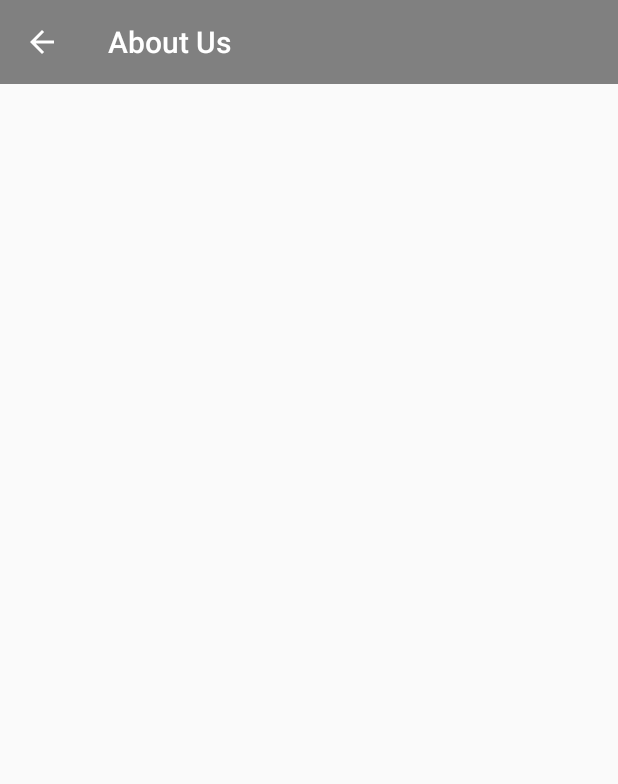
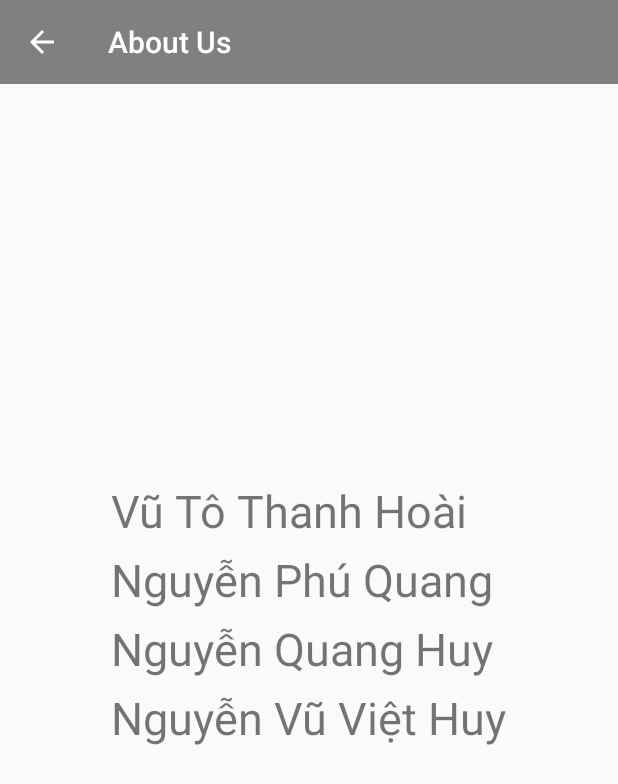
Before and after one commit to sa1g0n1337/FreedomELearning, an Android app: the AboutUsActivity screen opened directly, with no data from a screen before it, on a phone screen of 412 x 824 dp. Shown: the top 784 px of the screen. Run offline under Robolectric (Android 15) with nearby library versions, the phone set to English and light mode, and no system bars.

Commit message:
About us done

```diff
--- a/app/src/main/java/freedom/com/freedom_e_learning/MainActivity.java
+++ b/app/src/main/java/freedom/com/freedom_e_learning/MainActivity.java
@@ -171,7 +171,6 @@ public class MainActivity extends AppCompatActivity
         if (id == R.id.nav_aboutus) {
             Intent intent = new Intent(MainActivity.this, AboutUsActivity.class);
             startActivity(intent);
-            finish();
 
         } else if (id == R.id.nav_logout) {
             Log.d(TAG, String.valueOf(databaseService.isSignIn()));
--- /dev/null
+++ b/app/src/main/res/drawable/ic_pause_50dp.xml
@@ -0,0 +1,4 @@
+<vector android:height="50dp" android:viewportHeight="24.0"
+    android:viewportWidth="24.0" android:width="50dp" xmlns:android="http://schemas.android.com/apk/res/android">
+    <path android:fillColor="#FF000000" android:pathData="M12,2C6.48,2 2,6.48 2,12s4.48,10 10,10 10,-4.48 10,-10S17.52,2 12,2zM11,16L9,16L9,8h2v8zM15,16h-2L13,8h2v8z"/>
+</vector>
--- /dev/null
+++ b/app/src/main/res/drawable/ic_play_50dp.xml
@@ -0,0 +1,4 @@
+<vector android:height="50dp" android:viewportHeight="24.0"
+    android:viewportWidth="24.0" android:width="50dp" xmlns:android="http://schemas.android.com/apk/res/android">
+    <path android:fillColor="#FF000000" android:pathData="M12,2C6.48,2 2,6.48 2,12s4.48,10 10,10 10,-4.48 10,-10S17.52,2 12,2zM10,16.5v-9l6,4.5 -6,4.5z"/>
+</vector>
--- a/app/src/main/res/layout/activity_about_us.xml
+++ b/app/src/main/res/layout/activity_about_us.xml
@@ -13,5 +13,50 @@
         android:theme="@style/ToolBarTheme.ToolBarStyle"
         app:layout_constraintTop_toTopOf="parent"
         app:titleTextColor="@android:color/white" />
+    <RelativeLayout
+        android:layout_width="match_parent"
+        android:layout_height="match_parent"
+        android:gravity="center">
+        <TextView
+            android:layout_width="wrap_content"
+            android:layout_height="wrap_content"
+            android:id="@+id/AboutUs1"
+            android:layout_below="@id/AboutUsToolbar"
+            android:textSize="30dp"
+            android:text="Vũ Tô Thanh Hoài"
+            android:layout_centerVertical="true"
+            android:layout_marginBottom="5dp"
+            tools:ignore="NotSibling" />
+        <TextView
+            android:layout_width="wrap_content"
+            android:layout_height="wrap_content"
+            android:id="@+id/AboutUs2"
+            android:layout_below="@id/AboutUs1"
+            android:textSize="30dp"
+            android:text="Nguyễn Phú Quang"
+            android:layout_centerVertical="true"
+            android:layout_marginBottom="5dp"
+            tools:ignore="NotSibling" />
+        <TextView
+            android:layout_width="wrap_content"
+            android:layout_height="wrap_content"
+            android:id="@+id/AboutUs3"
+            android:layout_below="@id/AboutUs2"
+            android:textSize="30dp"
+            android:text="Nguyễn Quang Huy"
+            android:layout_centerVertical="true"
+            android:layout_marginBottom="5dp"
+            tools:ignore="NotSibling" />
+        <TextView
+            android:layout_width="wrap_content"
+            android:layout_height="wrap_content"
+            android:id="@+id/AboutUs4"
+            android:layout_below="@id/AboutUs3"
+            android:textSize="30dp"
+            android:text="Nguyễn Vũ Việt Huy"
+            android:layout_centerVertical="true"
+            android:layout_marginBottom="5dp"
+            tools:ignore="NotSibling" />
+    </RelativeLayout>
 
 </android.support.constraint.ConstraintLayout>
```
